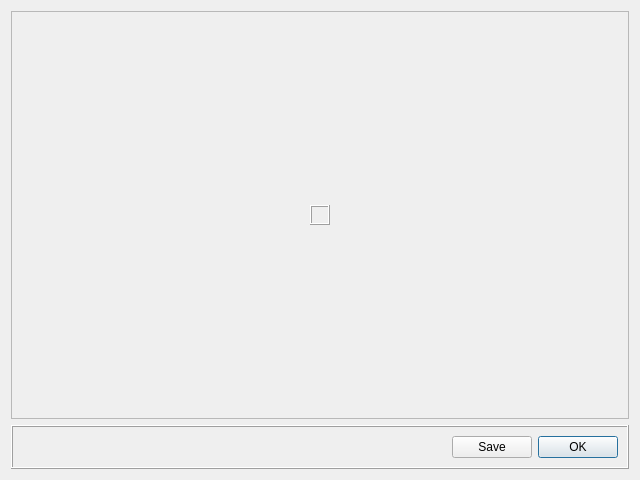
The window that resources/ui/coverviewdialog.ui (evertonstz/wiibafu) describes before a commit, drawn with Qt 5.
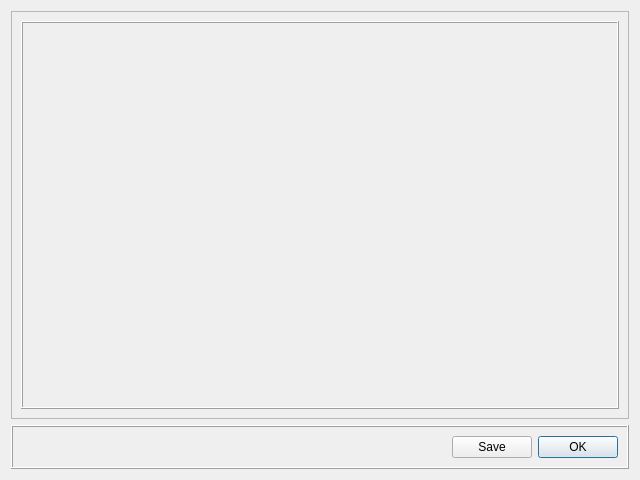
The same window after the commit. Icons and pictures are not drawn.

Commit message: Scalable full HQ cover

Patch:
```diff
--- a/resources/ui/coverviewdialog.ui
+++ b/resources/ui/coverviewdialog.ui
@@ -30,8 +30,14 @@
       <enum>QFrame::Sunken</enum>
      </property>
      <layout class="QGridLayout" name="gridLayout">
-      <item row="1" column="1">
+      <item row="0" column="0">
        <widget class="QLabel" name="label_GameCover">
+        <property name="sizePolicy">
+         <sizepolicy hsizetype="Expanding" vsizetype="Expanding">
+          <horstretch>0</horstretch>
+          <verstretch>0</verstretch>
+         </sizepolicy>
+        </property>
         <property name="frameShape">
          <enum>QFrame::Box</enum>
         </property>
@@ -46,70 +52,6 @@
         </property>
        </widget>
       </item>
-      <item row="0" column="1">
-       <spacer name="verticalSpacer">
-        <property name="orientation">
-         <enum>Qt::Vertical</enum>
-        </property>
-        <property name="sizeType">
-         <enum>QSizePolicy::Expanding</enum>
-        </property>
-        <property name="sizeHint" stdset="0">
-         <size>
-          <width>20</width>
-          <height>40</height>
-         </size>
-        </property>
-       </spacer>
-      </item>
-      <item row="2" column="1">
-       <spacer name="verticalSpacer_2">
-        <property name="orientation">
-         <enum>Qt::Vertical</enum>
-        </property>
-        <property name="sizeType">
-         <enum>QSizePolicy::Expanding</enum>
-        </property>
-        <property name="sizeHint" stdset="0">
-         <size>
-          <width>20</width>
-          <height>40</height>
-         </size>
-        </property>
-       </spacer>
-      </item>
-      <item row="1" column="0">
-       <spacer name="horizontalSpacer_2">
-        <property name="orientation">
-         <enum>Qt::Horizontal</enum>
-        </property>
-        <property name="sizeType">
-         <enum>QSizePolicy::Expanding</enum>
-        </property>
-        <property name="sizeHint" stdset="0">
-         <size>
-          <width>40</width>
-          <height>20</height>
-         </size>
-        </property>
-       </spacer>
-      </item>
-      <item row="1" column="2">
-       <spacer name="horizontalSpacer_3">
-        <property name="orientation">
-         <enum>Qt::Horizontal</enum>
-        </property>
-        <property name="sizeType">
-         <enum>QSizePolicy::Expanding</enum>
-        </property>
-        <property name="sizeHint" stdset="0">
-         <size>
-          <width>40</width>
-          <height>20</height>
-         </size>
-        </property>
-       </spacer>
-      </item>
      </layout>
     </widget>
    </item>
```
Left out of the diff: 3 changed lines with no effect on the pictures. The commit also changes 2 other files.
